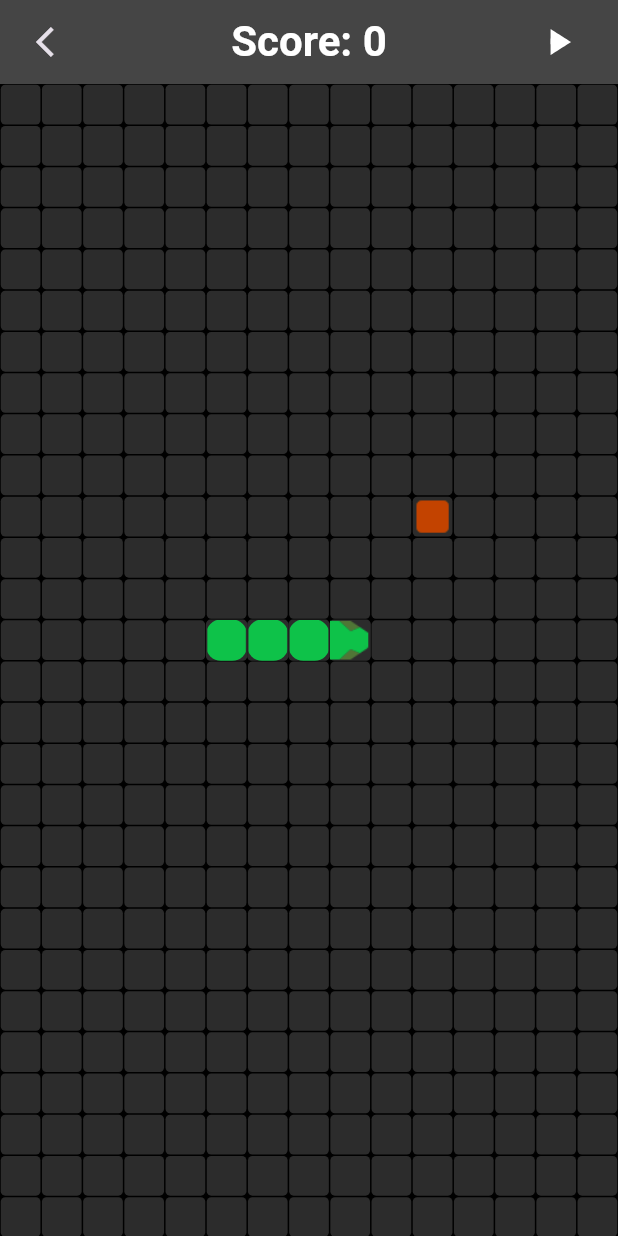
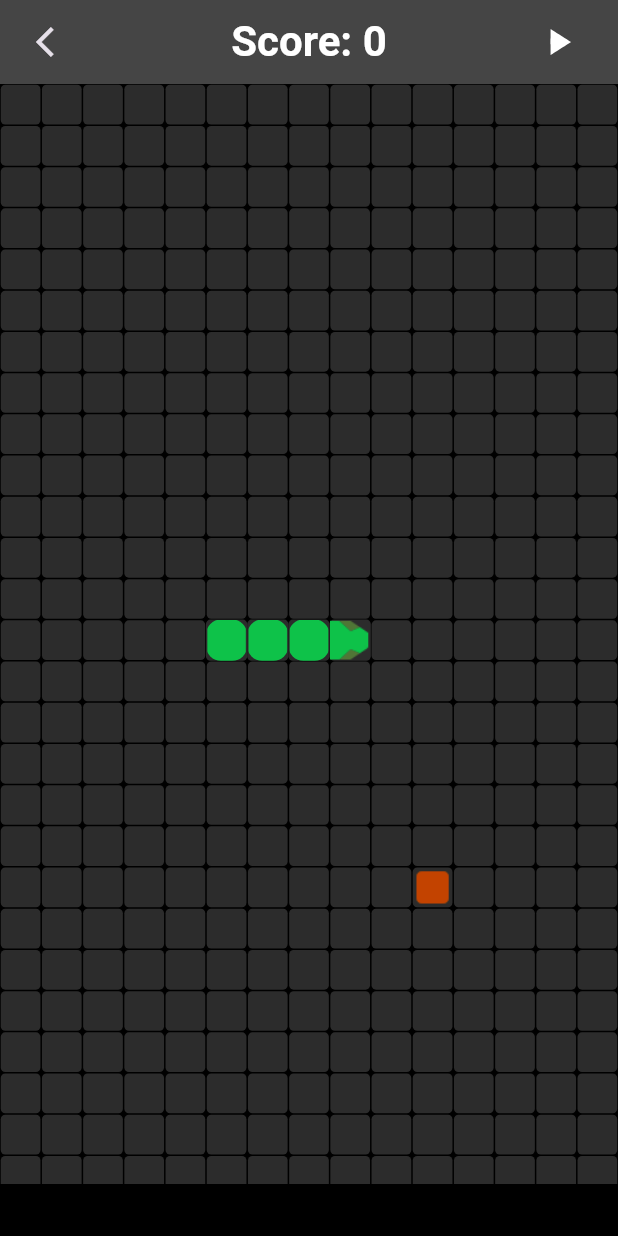
Before and after one commit to ParimSsme/snake_game, a Flutter app: the GamePage screen opened by its route, on a phone screen of 412 x 824 dp. Run offline on Flutter 3.47's test engine with Material 3 defaults, Android fonts, the phone set to English and light mode, and no system bars; our stand-ins replace get.

Commit message:
fix game page design problems

```diff
--- a/lib/presentation/controllers/game_controller.dart
+++ b/lib/presentation/controllers/game_controller.dart
@@ -19,7 +19,7 @@ class GameController extends GetxController with GetTickerProviderStateMixin {
 
   /// Snake and game field settings
   RxList<int> snake = <int>[200, 201, 202, 203].obs;
-  final int noOfSquares = 435;
+  final int noOfSquares = 405;
   final int _snakeSpeedInMilliSeconds = 250;
   final int squareSize = 15;
 
--- a/lib/presentation/pages/game_page/game_page.dart
+++ b/lib/presentation/pages/game_page/game_page.dart
@@ -46,13 +46,13 @@ class GamePage extends GetView<GameController> {
           ),
         ],
       ),
-      body: Center(
+      body: SafeArea(
         child: GestureDetector(
           onVerticalDragUpdate: controller.onVerticalDragUpdate,
           onHorizontalDragUpdate: controller.onHorizontalDragUpdate,
           child: SizedBox(
             width: MediaQuery.of(context).size.width,
-            height: MediaQuery.of(context).size.height,
+            height: MediaQuery.of(context).size.height * 0.89,
             child: GridView.builder(
               itemCount: controller.noOfSquares,
               physics: const NeverScrollableScrollPhysics(),
```
